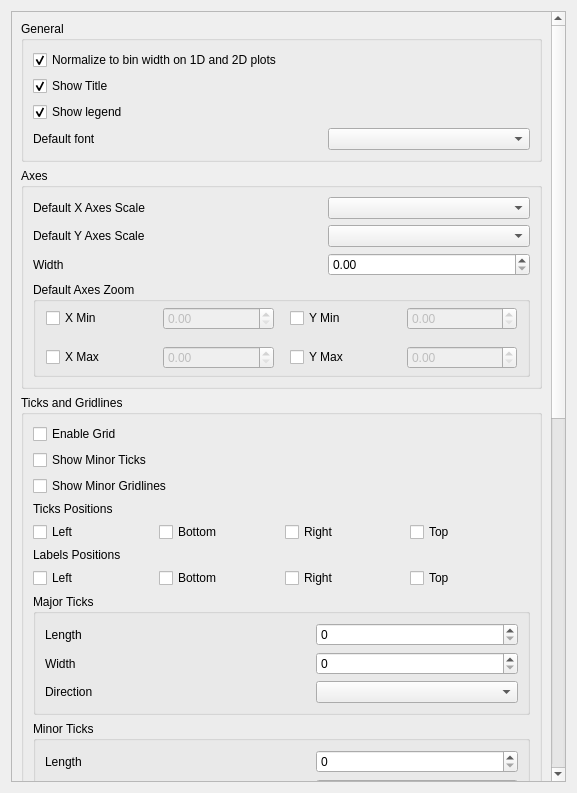
Qt form qt/applications/workbench/workbench/widgets/settings/plots/section_plots.ui (mantidproject/mantid) before a commit.
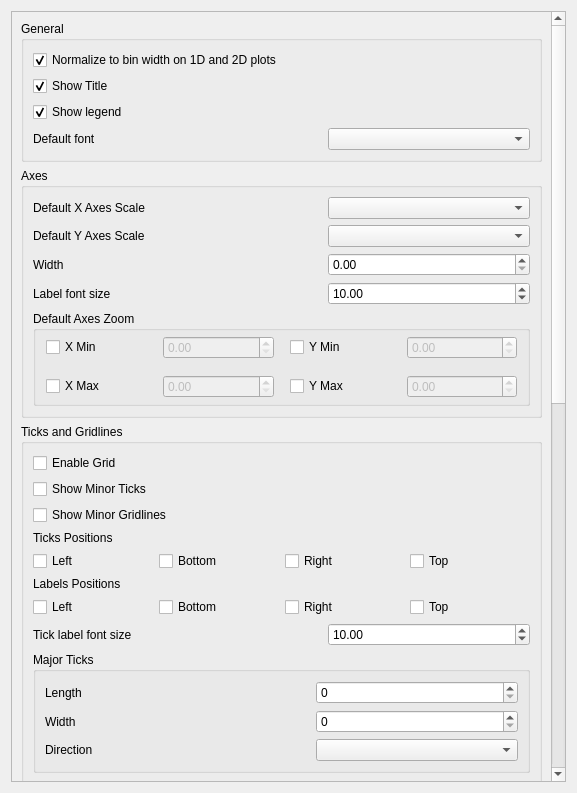
The same form after that commit.

Commit message: Expose axis label and tick label size

Patch:
```diff
--- a/qt/applications/workbench/workbench/widgets/settings/plots/section_plots.ui
+++ b/qt/applications/workbench/workbench/widgets/settings/plots/section_plots.ui
@@ -235,6 +235,45 @@
               </item>
              </layout>
             </item>
+            <item>
+             <layout class="QHBoxLayout" name="horizontalLayout_47">
+              <property name="spacing">
+               <number>3</number>
+              </property>
+              <item>
+               <widget class="QLabel" name="axes_label_font_size_label">
+                <property name="text">
+                 <string>Label font size</string>
+                </property>
+               </widget>
+              </item>
+              <item>
+               <widget class="QDoubleSpinBox" name="axes_label_font_size">
+                <property name="maximumSize">
+                 <size>
+                  <width>202</width>
+                  <height>16777215</height>
+                 </size>
+                </property>
+                <property name="focusPolicy">
+                 <enum>Qt::StrongFocus</enum>
+                </property>
+                <property name="minimum">
+                 <double>0.500000000000000</double>
+                </property>
+                <property name="maximum">
+                 <double>20.000000000000000</double>
+                </property>
+                <property name="singleStep">
+                 <double>0.500000000000000</double>
+                </property>
+                <property name="value">
+                 <double>10.000000000000000</double>
+                </property>
+               </widget>
+              </item>
+             </layout>
+            </item>
             <item>
              <widget class="QGroupBox" name="axes_limits_box">
               <property name="title">
@@ -516,6 +555,45 @@
               </item>
              </layout>
             </item>
+            <item>
+             <layout class="QHBoxLayout" name="horizontalLayout_48">
+              <property name="spacing">
+               <number>3</number>
+              </property>
+              <item>
+               <widget class="QLabel" name="tick_label_font_size_label">
+                <property name="text">
+                 <string>Tick label font size</string>
+                </property>
+               </widget>
+              </item>
+              <item>
+               <widget class="QDoubleSpinBox" name="tick_label_font_size">
+                <property name="maximumSize">
+                 <size>
+                  <width>202</width>
+                  <height>16777215</height>
+                 </size>
+                </property>
+                <property name="focusPolicy">
+                 <enum>Qt::StrongFocus</enum>
+                </property>
+                <property name="minimum">
+                 <double>0.500000000000000</double>
+                </property>
+                <property name="maximum">
+                 <double>20.000000000000000</double>
+                </property>
+                <property name="singleStep">
+                 <double>0.500000000000000</double>
+                </property>
+                <property name="value">
+                 <double>10.000000000000000</double>
+                </property>
+               </widget>
+              </item>
+             </layout>
+            </item>
             <item>
              <widget class="QGroupBox" name="axes_box_4">
               <property name="title">
```
The commit also changes 8 other files.
